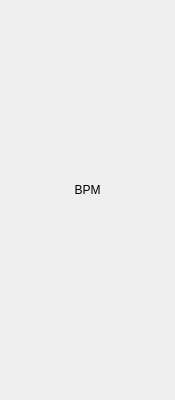
Above: src/gui/plotter_side_ui.ui from rrfremen/frem-ecg-detector before the change. Below: the same form after it.
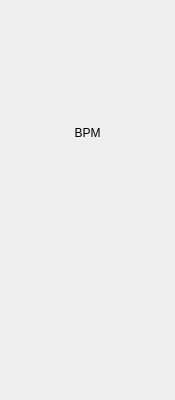
That is the form after the change.

Commit message: feat: decouple buffer progress bar from main plotter and add main_window-side failure recovery hook for process start failure

Diff of the .ui file:
```diff
--- a/src/gui/plotter_side_ui.ui
+++ b/src/gui/plotter_side_ui.ui
@@ -65,6 +65,19 @@
        </property>
       </widget>
      </item>
+     <item>
+      <spacer name="verticalSpacer">
+       <property name="orientation">
+        <enum>Qt::Orientation::Vertical</enum>
+       </property>
+       <property name="sizeHint" stdset="0">
+        <size>
+         <width>20</width>
+         <height>40</height>
+        </size>
+       </property>
+      </spacer>
+     </item>
     </layout>
    </item>
   </layout>
```
The commit also changes 6 other files.
